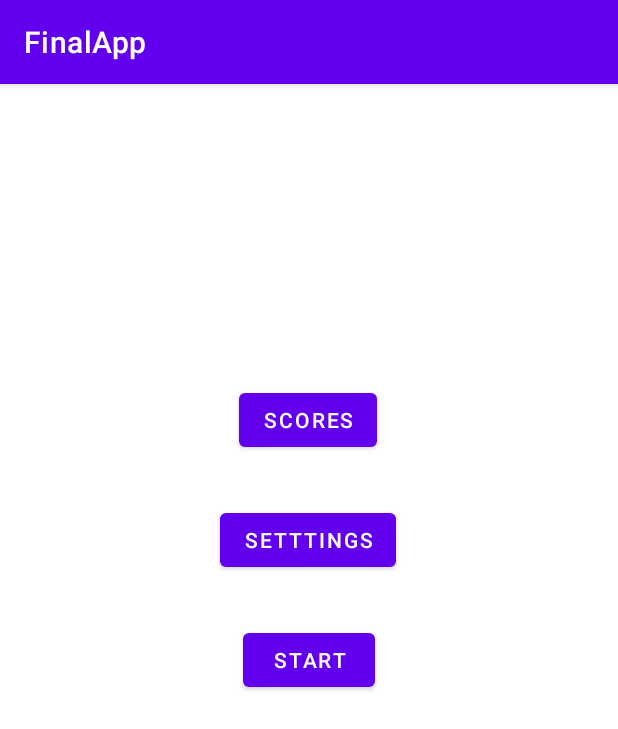
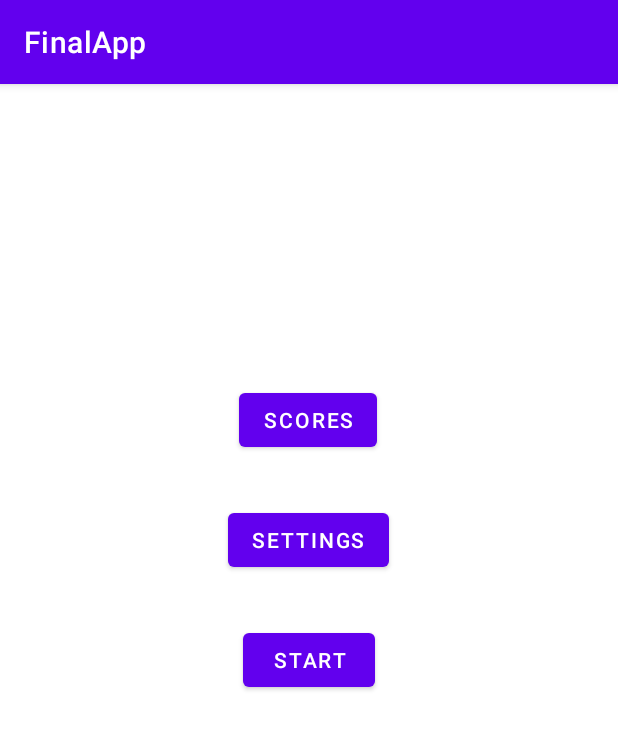
Before and after one commit to ddavid173/FinalApp, an Android app: the screen it shows after launch (MainActivity), on a phone screen of 412 x 824 dp. Shown: the top 729 px of the screen. Run offline under Robolectric (Android 15) with nearby library versions, the phone set to English and light mode, and no system bars.

Commit message:
fixed a simple typo

```diff
--- a/app/src/main/res/layout/activity_main.xml
+++ b/app/src/main/res/layout/activity_main.xml
@@ -21,7 +21,7 @@
         android:layout_width="wrap_content"
         android:layout_height="wrap_content"
         android:layout_marginBottom="32dp"
-        android:text="Setttings"
+        android:text="Settings"
         app:layout_constraintBottom_toTopOf="@+id/startButton"
         app:layout_constraintEnd_toEndOf="parent"
         app:layout_constraintHorizontal_bias="0.498"
```
